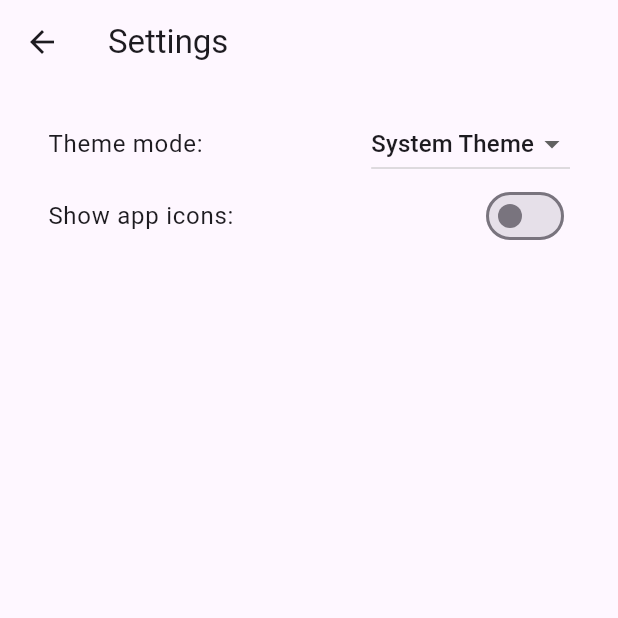
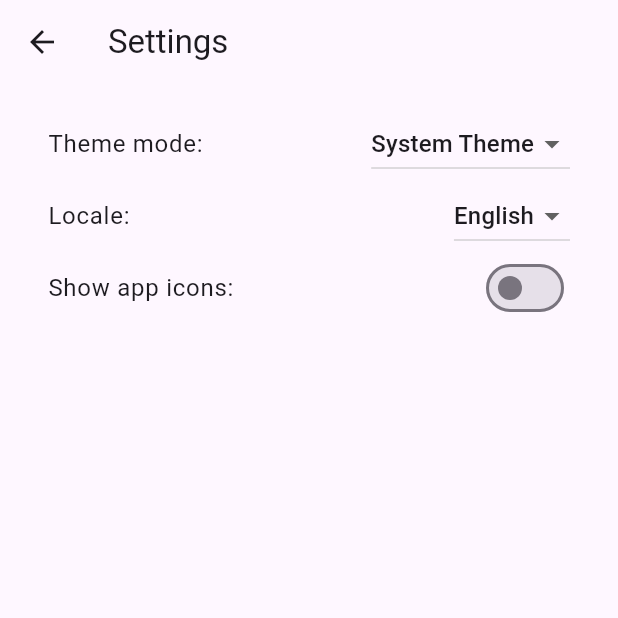
Before and after one commit to alexbogdos/minLauncher, a Flutter app: the screen it shows after launch, after a tap on the "settings" icon, on a phone screen of 412 x 824 dp, the top half of it. Run offline on Flutter 3.47's test engine with Material 3 defaults, Android fonts, the phone set to English and light mode, and no system bars; our stand-ins replace sqflite; missing offline and left inert: installed_apps; accounts and stored records are empty; generated files the repository leaves out were written again.

Commit message:
Complete things on SettingsView, SearchView. MVP

```diff
--- a/min_launcher/lib/src/app.dart
+++ b/min_launcher/lib/src/app.dart
@@ -47,7 +47,7 @@ class MyApp extends StatelessWidget {
             Locale('en', ''), // English, no country code
             Locale('el', ''), // Greek, no country code
           ],
-          locale: const Locale('el', ''),
+          locale: settingsController.locale,
 
           // Use AppLocalizations to configure the correct application title
           // depending on the user's locale.
--- a/min_launcher/lib/src/localization/app_el.arb
+++ b/min_launcher/lib/src/localization/app_el.arb
@@ -5,6 +5,11 @@
   },
 
   "searchTitle": "Αναζήτηση",
+  "@searchTitle": {
+    "description": "The title of the search view"
+  },
+
+  "settingsTitle": "Ρυθμίσεις",
   "@searchTitle": {
     "description": "The title of the search view"
   },
--- a/min_launcher/lib/src/localization/app_en.arb
+++ b/min_launcher/lib/src/localization/app_en.arb
@@ -5,6 +5,11 @@
   },
 
   "searchTitle": "Search",
+  "@searchTitle": {
+    "description": "The title of the search view"
+  },
+
+  "settingsTitle": "Settings",
   "@searchTitle": {
     "description": "The title of the search view"
   },
--- a/min_launcher/lib/src/search/package_info_database.dart
+++ b/min_launcher/lib/src/search/package_info_database.dart
@@ -22,7 +22,7 @@ class PackageInfoDatabase {
         package_name TEXT PRIMARY KEY,
         score INTEGER,
         last_accessed INTEGER
-      )
+      );
     ''');
   }
 
@@ -36,7 +36,7 @@ class PackageInfoDatabase {
     await _db.update(
       'package_info',
       {'score': score},
-      where: 'packageName = ?',
+      where: 'package_name = ?',
       whereArgs: [packageName],
     );
   }
@@ -45,7 +45,7 @@ class PackageInfoDatabase {
     await _db.update(
       'package_info',
       {'last_accessed': lastAccessed},
-      where: 'packageName = ?',
+      where: 'package_name = ?',
       whereArgs: [packageName],
     );
   }
--- a/min_launcher/lib/src/search/package_search_service.dart
+++ b/min_launcher/lib/src/search/package_search_service.dart
@@ -17,12 +17,16 @@ class PackageSearchService {
 
   /// Launch package by packageName
   Future<void> launchPackage(String packageName) async {
-    PackageInfo package =
-        _packages.where((element) => element.packageName == packageName).first;
+    PackageInfo package = _packages.where((element) => element.packageName == packageName).first;
+
     package.lastAccessed = DateTime.now().millisecondsSinceEpoch;
 
+    // Update in database
     await _database.updateLastAccessed(packageName, DateTime.now().millisecondsSinceEpoch);
 
+    _packages.sort((a,b) => a.compareTo(b));
+
+    // Launch app
     await InstalledApps.startApp(packageName);
   }
 
@@ -43,8 +47,9 @@ class PackageSearchService {
       _packages.addAll(apps.map((app) => PackageInfo.fromApp(app)));
 
       // Store device apps in database
-      _packages.map((packageInfo) async =>
-          await _database.insertPackageInfo(packageInfo));
+      await Future.wait([
+        for (PackageInfo info in _packages) _database.insertPackageInfo(info),
+      ]);
 
       return _packages;
     }
@@ -68,13 +73,16 @@ class PackageSearchService {
         await _database.insertPackageInfo(info);
       }
       _packages.add(info);
-      storedApps
-          .removeWhere((element) => element.packageName == info.packageName);
+      storedApps.removeWhere((element) => element.packageName == info.packageName);
     }
 
     // Remove from the database all apps that where not on the device
-    storedApps
-        .map((e) async => await _database.removePackageInfo(e.packageName));
+    await Future.wait([
+      for (PackageInfo info in storedApps)
+        _database.removePackageInfo(info.packageName),
+    ]);
+
+    _packages.sort((a,b) => a.compareTo(b));
 
     return _packages;
   }
--- a/min_launcher/lib/src/search/package_search_view.dart
+++ b/min_launcher/lib/src/search/package_search_view.dart
@@ -38,15 +38,23 @@ class _PackageSearchViewState extends State<PackageSearchView> {
             ),
           ],
         ),
-      body: FutureBuilder<List<PackageInfo>>(
-        future: widget.controller.loadPackages(useIcons: widget.useIcons),
-        builder:
-            (BuildContext context, AsyncSnapshot<List<PackageInfo>> snapshot) {
-          List<Widget> children;
+        body: ListenableBuilder(
+            listenable: widget.controller,
+            builder: (BuildContext context, Widget? child) {
+              return FutureBuilder<List<PackageInfo>>(
+                future:
+                    widget.controller.loadPackages(useIcons: widget.useIcons),
+                builder: (BuildContext context,
+                    AsyncSnapshot<List<PackageInfo>> snapshot) {
                   if (snapshot.hasData) {
                     return SearchListView(controller: widget.controller);
                   } else if (snapshot.hasError) {
-            return Text(AppLocalizations.of(context)!.errorLoadingPackages);
+                    debugPrintStack(label: snapshot.error.toString(), stackTrace: snapshot.stackTrace);
+                    return Center(
+                      child: Text(
+                        AppLocalizations.of(context)!.errorLoadingPackages,
+                      ),
+                    );
                   } else {
                     return Center(
                       child: Column(
@@ -60,7 +68,7 @@ class _PackageSearchViewState extends State<PackageSearchView> {
                     );
                   }
                 },
-      ),
               );
+            }));
   }
 }
--- a/min_launcher/lib/src/search/search_list_view.dart
+++ b/min_launcher/lib/src/search/search_list_view.dart
@@ -16,7 +16,9 @@ class SearchListView extends StatelessWidget {
 
         return ListTile(
             title: Text(
-                "${package.name}, ${package.score ?? 0}, ${package.lastAccessed != null ? '${Duration(milliseconds: package.lastAccessedDiff).inMinutes}"' : '-'}"),
+              "${package.name}, ${package.score ?? 0}, ${package.lastAccessed != null ? '${Duration(milliseconds: package.lastAccessedDiff).inMinutes}"' : '-'}",
+              textAlign: TextAlign.right, // TODO: Control from SettingsController
+            ),
             leading: package.hasIcon
                 ? CircleAvatar(
                     // Display the Flutter Logo image asset.
--- a/min_launcher/lib/src/settings/settings_controller.dart
+++ b/min_launcher/lib/src/settings/settings_controller.dart
@@ -16,39 +16,68 @@ class SettingsController with ChangeNotifier {
 
   final PackageSearchController _searchController;
 
-  // Make ThemeMode a private variable so it is not updated directly without
-  // also persisting the changes with the SettingsService.
-  late ThemeMode _themeMode;
-  late bool _useIcons;
-
-  // Allow Widgets to read the user's preferred ThemeMode.
-  ThemeMode get themeMode => _themeMode;
-  bool get useIcons => _useIcons;
-
-  Future<void> setUseIcons(bool newUseIcons) async {
-    await _settingsService.updateUseIcons(newUseIcons);
-    _searchController.askToLoad();
-    notifyListeners();
-  }
-
-  ThemeData get themeData {
-    return ThemeData.from(
-      colorScheme: ColorScheme.fromSeed(seedColor: Colors.orangeAccent),
-      useMaterial3: true,
-    );
-  }
-
   /// Load the user's settings from the SettingsService. It may load from a
   /// local database or the internet. The controller only knows it can load the
   /// settings from the service.
   Future<void> loadSettings() async {
     _themeMode = await _settingsService.themeMode();
+    _themeData = await _settingsService.themeData();
     _useIcons = await _settingsService.useIcons();
+    _locale = await _settingsService.locale();
 
     _searchController.askToLoad();
 
     // Important! Inform listeners a change has occurred.
     notifyListeners();
+  }
+
+  // Make ThemeMode a private variable so it is not updated directly without
+  // also persisting the changes with the SettingsService.
+  late ThemeMode _themeMode;
+  late ThemeData _themeData;
+  late bool _useIcons;
+  late Locale _locale;
+
+  // Allow Widgets to read the user's preferred ThemeMode.
+  ThemeMode get themeMode => _themeMode;
+  ThemeData get themeData => _themeData;
+  bool get useIcons => _useIcons;
+  Locale get locale => _locale;
+
+  Future<void> updateUseIcons(bool? newUseIcons) async {
+    if (newUseIcons == null) return;
+
+    // Do not perform any work if new and old ThemeMode are identical
+    if (newUseIcons == _useIcons) return;
+
+    // Otherwise, store the new ThemeMode in memory
+    _useIcons = newUseIcons;
+
+    _searchController.askToLoad();
+
+    // Important! Inform listeners a change has occurred.
+    notifyListeners();
+
+    // Persist the changes to a local database or the internet using the
+    // SettingService.
+    await _settingsService.updateUseIcons(newUseIcons);
+  }
+
+  Future<void> updateLocale(Locale? newLocale) async {
+    if (newLocale == null) return;
+
+    // Do not perform any work if new and old ThemeMode are identical
+    if (newLocale == _locale) return;
+
+    // Otherwise, store the new ThemeMode in memory
+    _locale = newLocale;
+
+    // Important! Inform listeners a change has occurred.
+    notifyListeners();
+
+    // Persist the changes to a local database or the internet using the
+    // SettingService.
+    await _settingsService.updateLocale(newLocale);
   }
 
   /// Update and persist the ThemeMode based on the user's selection.
--- a/min_launcher/lib/src/settings/settings_service.dart
+++ b/min_launcher/lib/src/settings/settings_service.dart
@@ -14,6 +14,14 @@ class SettingsService {
 
   }
 
+  /// Load app icons alongside app names
+  Future<Locale> locale() async => const Locale('en', '');
+
+  /// Persists the user's preferred ThemeMode to local or remote storage.
+  Future<void> updateLocale(Locale newLocale) async {
+
+  }
+
   /// Loads the User's preferred ThemeMode from local or remote storage.
   Future<ThemeMode> themeMode() async => ThemeMode.system;
 
@@ -22,4 +30,9 @@ class SettingsService {
     // Use the shared_preferences package to persist settings locally or the
     // http package to persist settings over the network.
   }
+
+  Future<ThemeData> themeData() async => ThemeData.from(
+    colorScheme: ColorScheme.fromSeed(seedColor: Colors.orangeAccent),
+    useMaterial3: true,
+  );
 }
--- a/min_launcher/lib/src/settings/settings_view.dart
+++ b/min_launcher/lib/src/settings/settings_view.dart
@@ -1,4 +1,5 @@
 import 'package:flutter/material.dart';
+import 'package:flutter_gen/gen_l10n/app_localizations.dart';
 
 import 'settings_controller.dart';
 
@@ -17,7 +18,7 @@ class SettingsView extends StatelessWidget {
   Widget build(BuildContext context) {
     return Scaffold(
       appBar: AppBar(
-        title: const Text('Settings'),
+        title: Text(AppLocalizations.of(context)!.settingsTitle),
       ),
       body: Padding(
         padding: const EdgeInsets.symmetric(vertical: 16, horizontal: 32),
@@ -56,8 +57,30 @@ class SettingsView extends StatelessWidget {
             Row(
               mainAxisAlignment: MainAxisAlignment.spaceBetween,
               children: [
+                Text("Locale:", style: Theme.of(context).textTheme.bodyLarge,),
+                DropdownButton<Locale>(
+                  // Read the selected themeMode from the controller
+                  value: controller.locale,
+                  // Call the updateThemeMode method any time the user selects a theme.
+                  onChanged: controller.updateLocale,
+                  items: const [
+                    DropdownMenuItem(
+                      value: Locale('en', ''),
+                      child: Text("English"),
+                    ),
+                    DropdownMenuItem(
+                      value: Locale('el', ''),
+                      child: Text("Greek"),
+                    )
+                  ]
+                ),
+              ],
+            ),
+            Row(
+              mainAxisAlignment: MainAxisAlignment.spaceBetween,
+              children: [
                 Text("Show app icons:", style: Theme.of(context).textTheme.bodyLarge,),
-                Switch(value: controller.useIcons, onChanged: controller.setUseIcons),
+                Switch(value: controller.useIcons, onChanged: controller.updateUseIcons),
               ],
             ),
           ],
```
Also changed, not shown: min_launcher/lib/src/search/package_info.dart (+23 -2 lines). Lines whose indentation alone changed are shown as unchanged.
